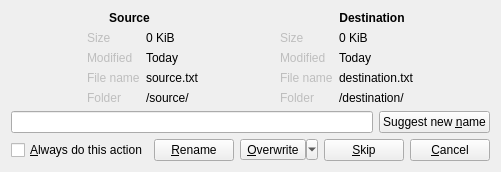
alphaonex86/Ultracopier, file plugins/CopyEngine/Ultracopier/fileExistsDialog.ui: the form before one commit.
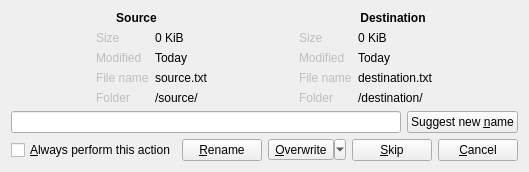
The form after the commit.

Patch:
```diff
--- a/plugins/CopyEngine/Ultracopier/fileExistsDialog.ui
+++ b/plugins/CopyEngine/Ultracopier/fileExistsDialog.ui
@@ -7,7 +7,7 @@
     <x>0</x>
     <y>0</y>
     <width>469</width>
-    <height>150</height>
+    <height>162</height>
    </rect>
   </property>
   <property name="windowTitle">
@@ -285,7 +285,7 @@
      <item>
       <widget class="QCheckBox" name="checkBoxAlways">
        <property name="text">
-        <string>&amp;Always do this action</string>
+        <string>&amp;Always perform this action</string>
        </property>
       </widget>
      </item>
```
Left out of the diff: 5 changed lines with no effect on the pictures.
